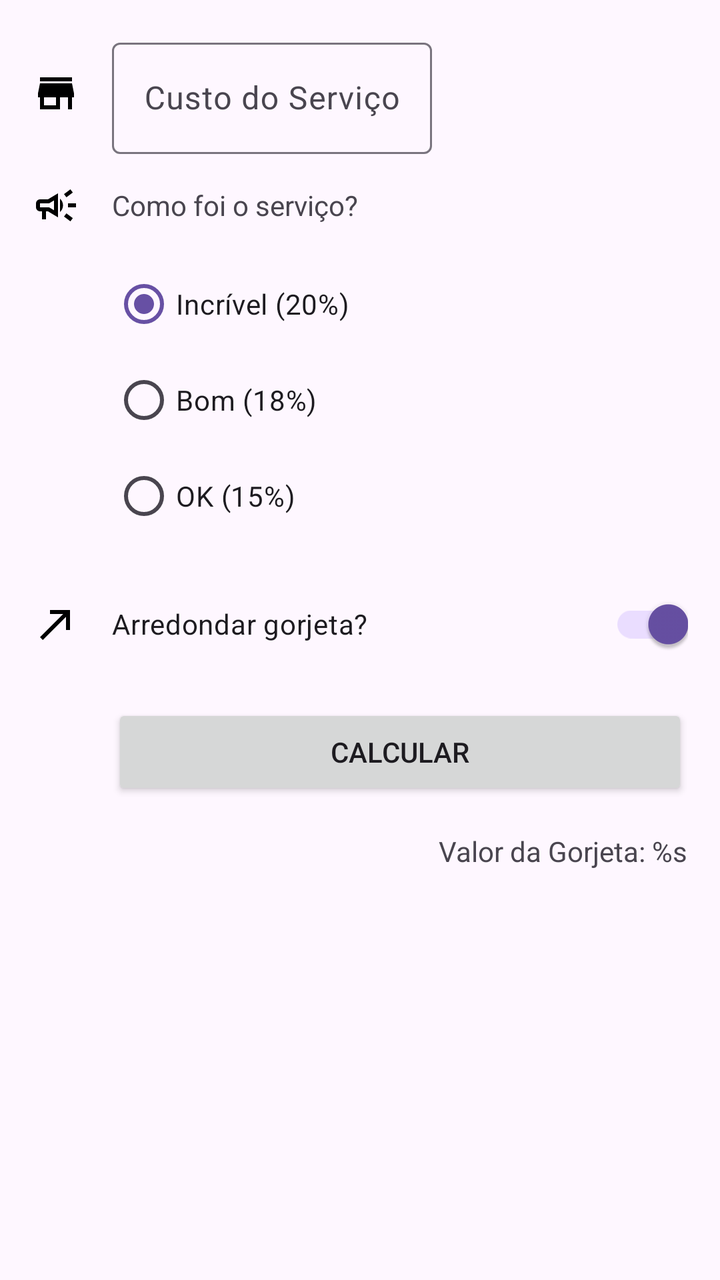
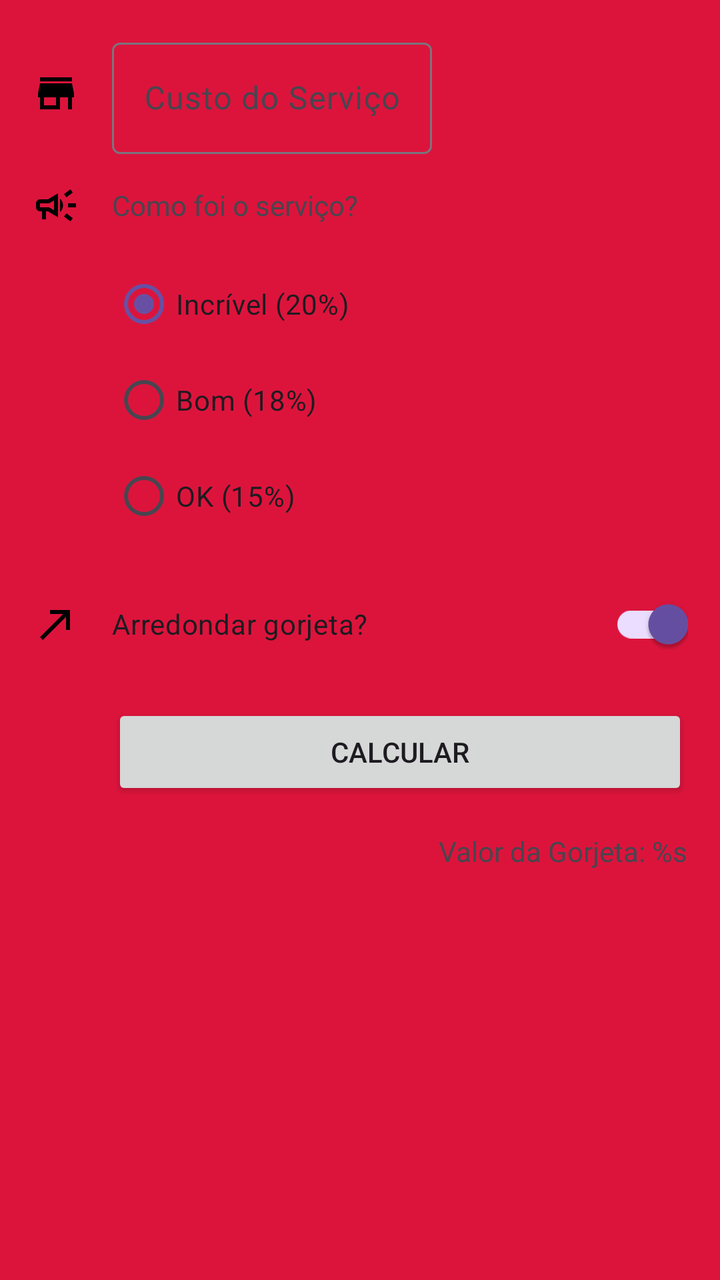

Compare the two renders of this Android layout. The source of the first and the diff that turns it into the second are given below.
<!-- AndroidManifest.xml: application theme Theme.TipTime -->
<!-- res/layout/activity_main.xml -->
<?xml version="1.0" encoding="utf-8"?>
<ScrollView xmlns:android="http://schemas.android.com/apk/res/android"
    xmlns:app="http://schemas.android.com/apk/res-auto"
    xmlns:tools="http://schemas.android.com/tools"
    android:id="@+id/main"
    android:layout_width="match_parent"
    android:layout_height="match_parent"
    android:fillViewport="true"
    tools:context=".MainActivity">

    <androidx.constraintlayout.widget.ConstraintLayout
        android:layout_width="match_parent"
        android:layout_height="wrap_content"
        android:padding="16dp">

        <ImageView
            android:id="@+id/icon_cost_of_service"
            android:layout_width="wrap_content"
            android:layout_height="wrap_content"
            android:importantForAccessibility="no"
            app:layout_constraintBottom_toBottomOf="@+id/cost_of_service_edit_text"
            app:layout_constraintStart_toStartOf="parent"
            app:layout_constraintTop_toTopOf="@+id/cost_of_service_edit_text"
            app:srcCompat="@drawable/ic_store" />

        <com.google.android.material.textfield.TextInputLayout
            android:id="@+id/cost_of_service_edit_text"
            android:layout_width="160dp"
            android:layout_height="wrap_content"
            android:layout_marginStart="16dp"
            android:hint="@string/cost_of_service"
            app:layout_constraintStart_toEndOf="@+id/icon_cost_of_service"
            app:layout_constraintTop_toTopOf="parent">

            <com.google.android.material.textfield.TextInputEditText
                android:id="@+id/cost_of_service"
                android:layout_width="match_parent"
                android:layout_height="wrap_content"
                android:inputType="numberDecimal" />

        </com.google.android.material.textfield.TextInputLayout>

        <ImageView
            android:id="@+id/icon_service_question"
            android:layout_width="wrap_content"
            android:layout_height="wrap_content"
            android:importantForAccessibility="no"
            app:layout_constraintBottom_toBottomOf="@+id/service_question"
            app:layout_constraintStart_toStartOf="@+id/icon_cost_of_service"
            app:layout_constraintTop_toTopOf="@+id/service_question"
            app:srcCompat="@drawable/ic_services" />

        <TextView
            android:id="@+id/service_question"
            android:layout_width="wrap_content"
            android:layout_height="wrap_content"
            android:layout_marginTop="16dp"
            android:text="@string/how_was_the_service"
            app:layout_constraintStart_toStartOf="@+id/cost_of_service_edit_text"
            app:layout_constraintTop_toBottomOf="@+id/cost_of_service_edit_text" />

        <RadioGroup
            android:id="@+id/tip_option"
            android:layout_width="wrap_content"
            android:layout_height="wrap_content"
            android:layout_marginTop="16dp"
            android:checkedButton="@id/option_twenty_percent"
            app:layout_constraintStart_toStartOf="@+id/service_question"
            app:layout_constraintTop_toBottomOf="@+id/service_question">

            <RadioButton
                android:id="@+id/option_twenty_percent"
                android:layout_width="match_parent"
                android:layout_height="wrap_content"
                android:text="@string/amazing_20" />

            <RadioButton
                android:id="@+id/option_eighteen_percent"
                android:layout_width="match_parent"
                android:layout_height="wrap_content"
                android:text="@string/good_18" />

            <RadioButton
                android:id="@+id/option_fifteen_percent"
                android:layout_width="match_parent"
                android:layout_height="wrap_content"
                android:text="@string/okay_15" />
        </RadioGroup>

        <ImageView
            android:id="@+id/icon_round_up"
            android:layout_width="wrap_content"
            android:layout_height="wrap_content"
            android:importantForAccessibility="no"
            app:layout_constraintBottom_toBottomOf="@+id/round_up_switch"
            app:layout_constraintStart_toStartOf="@+id/icon_service_question"
            app:layout_constraintTop_toTopOf="@+id/round_up_switch"
            app:srcCompat="@drawable/ic_round_up" />

        <com.google.android.material.switchmaterial.SwitchMaterial
            android:id="@+id/round_up_switch"
            android:layout_width="0dp"
            android:layout_height="wrap_content"
            android:layout_marginTop="16dp"
            android:checked="true"
            android:text="@string/round_up_tip"
            app:layout_constraintEnd_toEndOf="parent"
            app:layout_constraintStart_toStartOf="@+id/tip_option"
            app:layout_constraintTop_toBottomOf="@+id/tip_option" />

        <Button
            android:id="@+id/calculate_button"
            android:layout_width="0dp"
            android:layout_height="wrap_content"
            android:layout_marginTop="16dp"
            android:text="@string/calculate"
            app:layout_constraintEnd_toEndOf="@+id/round_up_switch"
            app:layout_constraintStart_toStartOf="@+id/round_up_switch"
            app:layout_constraintTop_toBottomOf="@+id/round_up_switch" />

        <TextView
            android:id="@+id/tip_result"
            android:layout_width="wrap_content"
            android:layout_height="wrap_content"
            android:layout_marginTop="16dp"
            android:text="@string/tip_amount"
            app:layout_constraintEnd_toEndOf="@+id/calculate_button"
            app:layout_constraintTop_toBottomOf="@+id/calculate_button" />

    </androidx.constraintlayout.widget.ConstraintLayout>
</ScrollView>
<!-- resources referenced by this layout -->
<resources>
  <!-- drawable ic_round_up (drawable) -->
  <vector xmlns:android="http://schemas.android.com/apk/res/android" android:autoMirrored="true" android:height="24dp" android:tint="#000000" android:viewportHeight="960" android:viewportWidth="960" android:width="24dp">
        
      <path android:fillColor="@android:color/white" android:pathData="M216,800L160,744L624,280L360,280L360,200L760,200L760,600L680,600L680,336L216,800Z"/>
      
  </vector>
  <!-- drawable ic_services (drawable) -->
  <vector xmlns:android="http://schemas.android.com/apk/res/android" android:height="24dp" android:tint="#000000" android:viewportHeight="960" android:viewportWidth="960" android:width="24dp">
        
      <path android:fillColor="@android:color/white" android:pathData="M720,520L720,440L880,440L880,520L720,520ZM768,800L640,704L688,640L816,736L768,800ZM688,320L640,256L768,160L816,224L688,320ZM200,760L200,600L160,600Q127,600 103.5,576.5Q80,553 80,520L80,440Q80,407 103.5,383.5Q127,360 160,360L320,360L520,240L520,720L320,600L280,600L280,760L200,760ZM440,578L440,382L342,440L160,440Q160,440 160,440Q160,440 160,440L160,520Q160,520 160,520Q160,520 160,520L342,520L440,578ZM560,614L560,346Q587,370 603.5,404.5Q620,439 620,480Q620,521 603.5,555.5Q587,590 560,614ZM300,480L300,480L300,480Q300,480 300,480Q300,480 300,480L300,480Q300,480 300,480Q300,480 300,480L300,480L300,480Z"/>
      
  </vector>
  <!-- drawable ic_store (drawable) -->
  <vector xmlns:android="http://schemas.android.com/apk/res/android" android:height="24dp" android:tint="#000000" android:viewportHeight="24" android:viewportWidth="24" android:width="24dp">
        
      <path android:fillColor="@android:color/white" android:pathData="M20,4L4,4v2h16L20,4zM21,14v-2l-1,-5L4,7l-1,5v2h1v6h10v-6h4v6h2v-6h1zM12,18L6,18v-4h6v4z"/>
      
  </vector>
  <string name="amazing_20">Incrível (20%)</string>
  <string name="calculate">Calcular</string>
  <string name="cost_of_service">Custo do Serviço</string>
  <string name="good_18">Bom (18%)</string>
  <string name="how_was_the_service">Como foi o serviço?</string>
  <string name="okay_15">OK (15%)</string>
  <string name="round_up_tip">Arredondar gorjeta?</string>
  <string name="tip_amount">Valor da Gorjeta: %s</string>
  <style name="Theme.TipTime" parent="Base.Theme.TipTime" />
  <style name="Base.Theme.TipTime" parent="Theme.Material3.DayNight.NoActionBar">
          
          
      </style>
</resources>

<!-- the commit's change to res/layout/activity_main.xml (unified diff, before → after) -->
@@ -6,6 +6,7 @@
     android:layout_width="match_parent"
     android:layout_height="match_parent"
     android:fillViewport="true"
+    android:background="#DC143C"
     tools:context=".MainActivity">
 
     <androidx.constraintlayout.widget.ConstraintLayout
